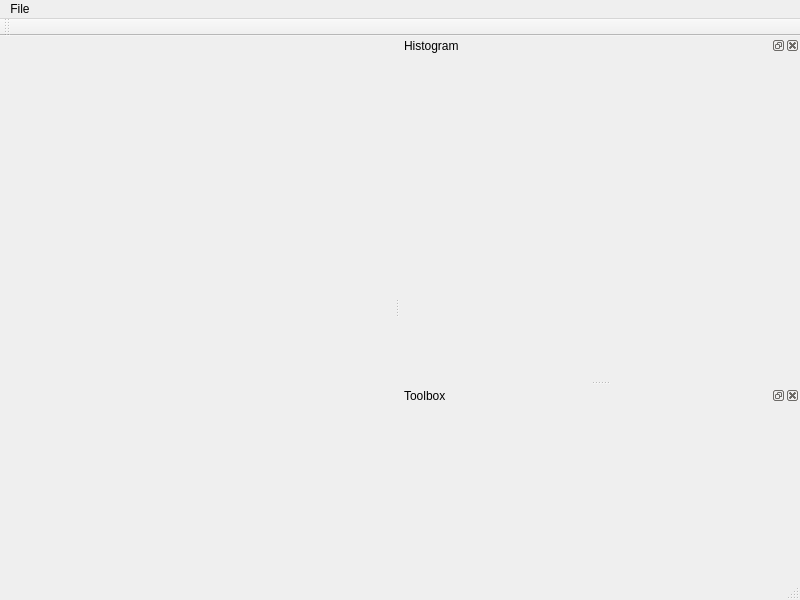
Above: ImageQt5/ImageQt5.ui from cqnu/ImageQt5 before the change. Below: the same form after it.
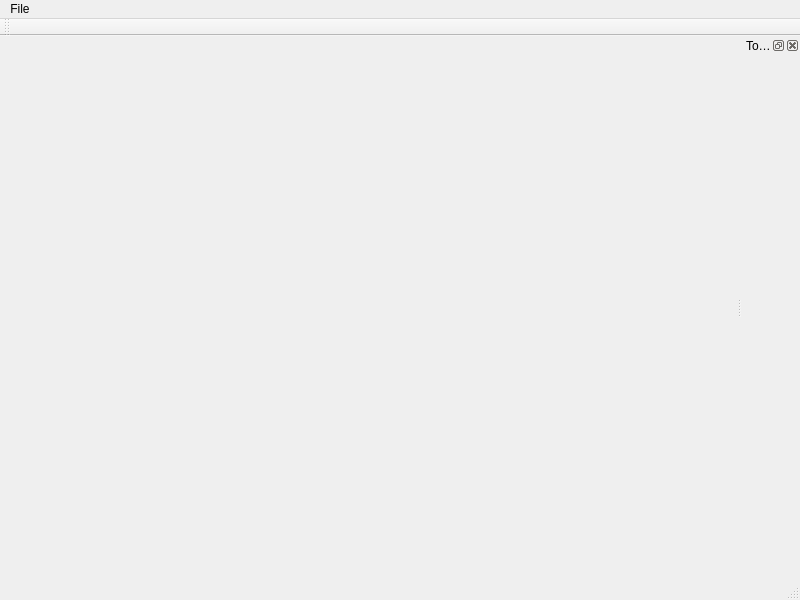
That is the form after the change. Icons and pictures are not drawn.

What changed in the file:
```diff
--- a/ImageQt5/ImageQt5.ui
+++ b/ImageQt5/ImageQt5.ui
@@ -50,24 +50,6 @@
    </attribute>
   </widget>
   <widget class="QStatusBar" name="statusBar"/>
-  <widget class="QDockWidget" name="dockWidget">
-   <property name="minimumSize">
-    <size>
-     <width>400</width>
-     <height>34</height>
-    </size>
-   </property>
-   <property name="allowedAreas">
-    <set>Qt::LeftDockWidgetArea|Qt::RightDockWidgetArea</set>
-   </property>
-   <property name="windowTitle">
-    <string>Histogram</string>
-   </property>
-   <attribute name="dockWidgetArea">
-    <number>2</number>
-   </attribute>
-   <widget class="QWidget" name="dockWidgetContents"/>
-  </widget>
   <widget class="QDockWidget" name="dockWidget_3">
    <property name="windowTitle">
     <string>Toolbox</string>
```
